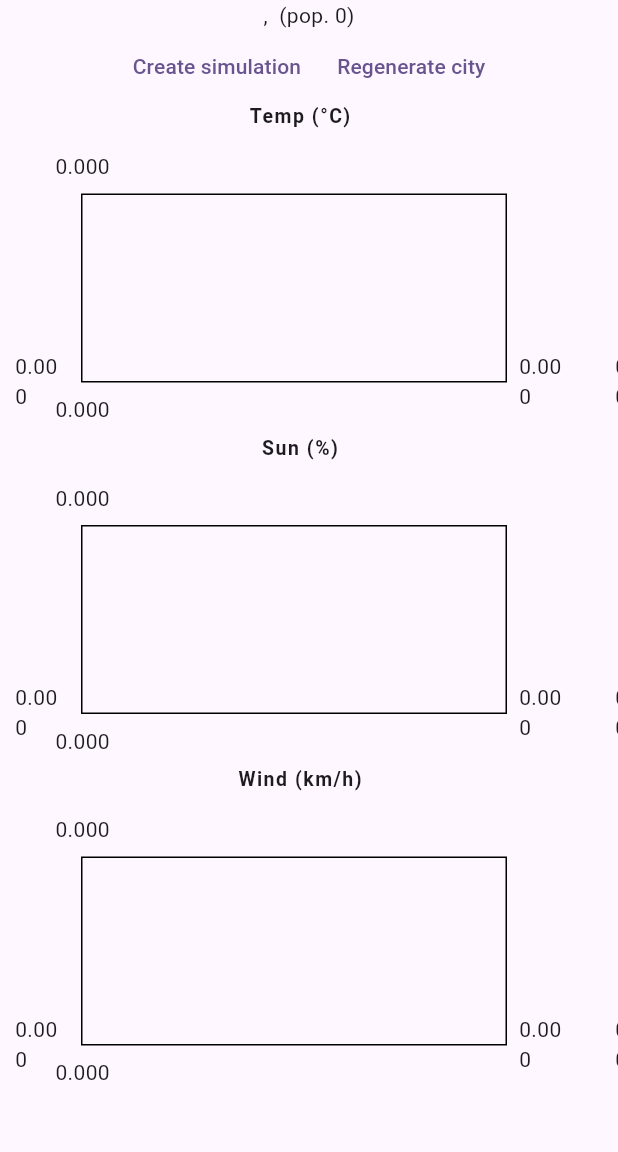
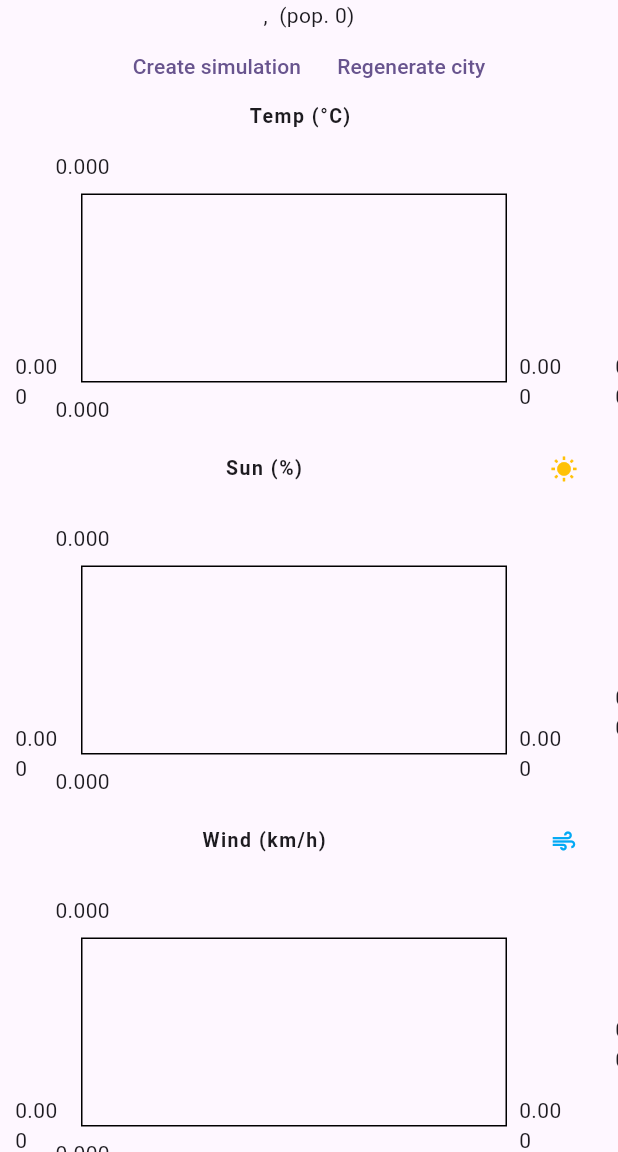
Before and after one commit to djpnewton/renewable, a Flutter app: the screen it shows after launch, on a phone screen of 412 x 824 dp, the part 84-1236 px from its top. Run offline on Flutter 3.47's test engine with Material 3 defaults, Android fonts, the phone set to English and light mode, and no system bars; drawn by our look-alikes of fl_chart; our stand-ins replace csv.

Commit message:
option to switch sun/wind off

```diff
--- a/lib/main.dart
+++ b/lib/main.dart
@@ -59,6 +59,8 @@ class _MyHomePageState extends State<MyHomePage> {
   Weather24h? _lastWeather;
   var _includeBaseload = false;
   var _optimizeMode = OptimizeMode.operational;
+  var _sunEnabled = true;
+  var _windEnabled = true;
   var _tempData = LineChartData();
   var _sunData = LineChartData();
   var _windData = LineChartData();
@@ -148,9 +150,15 @@ class _MyHomePageState extends State<MyHomePage> {
   }
 
   Widget _chart(String title, LineChartData data,
-      {List<(String, Color)> legend = const []}) {
+      {List<(String, Color)> legend = const [], Widget? action}) {
     return Column(children: [
-      _chartTitle(title, legend),
+      SizedBox(
+        width: 400,
+        child: Row(children: [
+          Expanded(child: _chartTitle(title, legend)),
+          if (action != null) action,
+        ]),
+      ),
       SizedBox(
           width: 400,
           height: 200,
@@ -197,7 +205,13 @@ class _MyHomePageState extends State<MyHomePage> {
     var totalBattery = 0.0;
     var totalBatteryCharged = 0.0;
     var totalCostSum = 0;
-    for (var wp in w24.periods) {
+    for (var wpOrig in w24.periods) {
+      final wp = WeatherPeriod(
+        wpOrig.hour,
+        wpOrig.temp,
+        _sunEnabled ? wpOrig.sun : 0,
+        _windEnabled ? wpOrig.wind : 0,
+      );
       printWeather(wp, _city);
       temp.add(FlSpot(wp.hour.toDouble(), wp.temp.toDouble()));
       sun.add(FlSpot(wp.hour.toDouble(), wp.sun.toDouble()));
@@ -1125,8 +1139,35 @@ class _MyHomePageState extends State<MyHomePage> {
                 children: [
                   Column(mainAxisAlignment: MainAxisAlignment.start, children: [
                     _chart('Temp (°C)', _tempData),
-                    _chart('Sun (%)', _sunData),
-                    _chart('Wind (km/h)', _windData),
+                    _chart('Sun (%)', _sunData,
+                        action: IconButton(
+                          icon: Icon(Icons.wb_sunny,
+                              size: 18,
+                              color: _sunEnabled ? Colors.amber : Colors.grey),
+                          tooltip: _sunEnabled ? 'Disable sun' : 'Enable sun',
+                          padding: EdgeInsets.zero,
+                          constraints: const BoxConstraints(),
+                          onPressed: () {
+                            setState(() => _sunEnabled = !_sunEnabled);
+                            if (_lastWeather != null) _runSim(_lastWeather!);
+                          },
+                        )),
+                    _chart('Wind (km/h)', _windData,
+                        action: IconButton(
+                          icon: Icon(Icons.air,
+                              size: 18,
+                              color: _windEnabled
+                                  ? Colors.lightBlue
+                                  : Colors.grey),
+                          tooltip:
+                              _windEnabled ? 'Disable wind' : 'Enable wind',
+                          padding: EdgeInsets.zero,
+                          constraints: const BoxConstraints(),
+                          onPressed: () {
+                            setState(() => _windEnabled = !_windEnabled);
+                            if (_lastWeather != null) _runSim(_lastWeather!);
+                          },
+                        )),
                   ]),
                   Column(mainAxisAlignment: MainAxisAlignment.start, children: [
                     _chart('Energy (MW)', _energyData, legend: [
```
